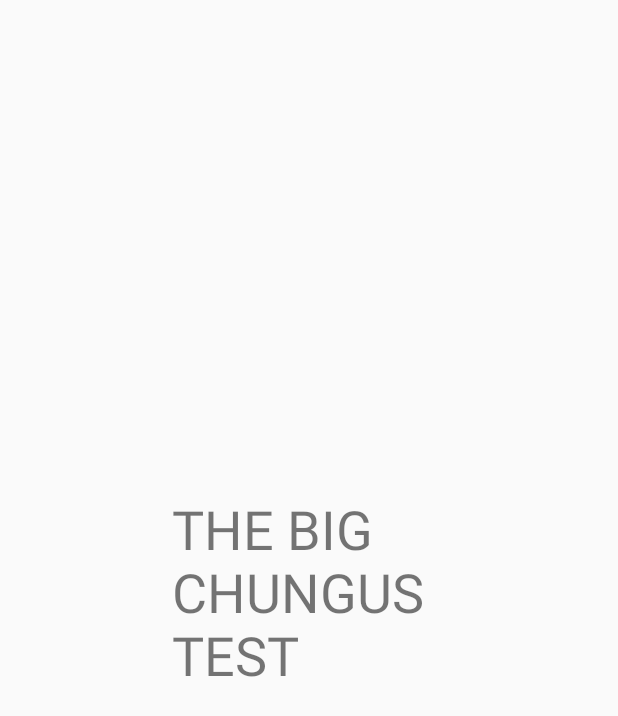
After one commit to jonahtomrobinson/ClimbLog, an Android app: the fragment BlankFragment shown on its own in the app's theme, on a phone screen of 412 x 824 dp. The commit adds this screen. Shown: the top 716 px of the screen. Run offline under Robolectric (Android 15) with nearby library versions, the phone set to English and light mode, and no system bars.

Commit message:
Testing out fragments

```diff
--- a/app/build.gradle
+++ b/app/build.gradle
@@ -13,6 +13,7 @@
         versionCode 1
         versionName "1.0"
         testInstrumentationRunner "android.support.test.runner.AndroidJUnitRunner"
+        vectorDrawables.useSupportLibrary = true
     }
     buildTypes {
         release {
@@ -30,6 +31,8 @@
     implementation 'com.google.firebase:firebase-auth:16.0.3'
     implementation 'com.google.android.gms:play-services-vision:17.0.2'
     implementation 'com.android.support:design:28.0.0'
+    implementation 'com.android.support:support-vector-drawable:28.0.0'
+    implementation 'com.android.support:support-v4:28.0.0'
     testImplementation 'junit:junit:4.12'
     androidTestImplementation 'com.android.support.test:runner:1.0.2'
     androidTestImplementation 'com.android.support.test.espresso:espresso-core:3.0.2'
--- a/app/src/main/AndroidManifest.xml
+++ b/app/src/main/AndroidManifest.xml
@@ -9,6 +9,10 @@
         android:roundIcon="@mipmap/ic_launcher_round"
         android:supportsRtl="true"
         android:theme="@style/Theme.AppCompat.Light.NoActionBar">
+        <activity
+            android:name=".TestActivity"
+            android:label="@string/title_activity_test">
+        </activity>
         <activity android:name=".SuccessActivity">
         </activity>
         <activity
--- /dev/null
+++ b/app/src/main/java/com/example/climblog/BlankFragment.kt
@@ -0,0 +1,22 @@
+package com.example.climblog
+
+
+import android.os.Bundle
+import android.support.v4.app.Fragment
+import android.view.LayoutInflater
+import android.view.View
+import android.view.ViewGroup
+
+class BlankFragment : Fragment() {
+
+    companion object {
+
+        fun newInstance(): BlankFragment {
+            return BlankFragment()
+        }
+    }
+
+    override fun onCreateView(inflater: LayoutInflater, container: ViewGroup?, savedInstanceState: Bundle?): View? {
+        return inflater.inflate(R.layout.fragment_blank, container, false)
+    }
+}
--- /dev/null
+++ b/app/src/main/res/layout/fragment_blank.xml
@@ -0,0 +1,17 @@
+<?xml version="1.0" encoding="utf-8"?>
+<android.support.constraint.ConstraintLayout xmlns:android="http://schemas.android.com/apk/res/android"
+                                             xmlns:app="http://schemas.android.com/apk/res-auto"
+                                             xmlns:tools="http://schemas.android.com/tools"
+                                             android:layout_width="match_parent"
+                                             android:layout_height="match_parent"
+                                             tools:context=".BlankFragment">
+
+
+    <TextView
+            android:text="THE BIG CHUNGUS TEST"
+            android:layout_width="183dp"
+            android:layout_height="168dp" android:id="@+id/textView"
+            android:textSize="36sp" app:layout_constraintTop_toTopOf="parent"
+            app:layout_constraintStart_toStartOf="parent" app:layout_constraintBottom_toBottomOf="parent"
+            app:layout_constraintEnd_toEndOf="parent"/>
+</android.support.constraint.ConstraintLayout>
--- a/app/src/main/res/values/dimens.xml
+++ b/app/src/main/res/values/dimens.xml
@@ -1,3 +1,6 @@
 <resources>
     <dimen name="fab_margin">16dp</dimen>
+    <!-- Default screen margins, per the Android Design guidelines. -->
+    <dimen name="activity_horizontal_margin">16dp</dimen>
+    <dimen name="activity_vertical_margin">16dp</dimen>
 </resources>
```
Also changed, not shown: app/src/main/java/com/example/climblog/MainActivity.kt (+6 -2 lines), app/src/main/java/com/example/climblog/PageAdapter.kt (added, +20 -0 lines), app/src/main/java/com/example/climblog/SuccessActivity.kt (deleted, +0 -12 lines), app/src/main/java/com/example/climblog/TestActivity.kt (added, +39 -0 lines), app/src/main/res/drawable/ic_dashboard_black_24dp.xml (added, +9 -0 lines), app/src/main/res/drawable/ic_home_black_24dp.xml (added, +9 -0 lines), app/src/main/res/drawable/ic_notifications_black_24dp.xml (added, +9 -0 lines), app/src/main/res/layout/activity_success.xml (deleted, +0 -15 lines), app/src/main/res/layout/activity_test.xml (added, +41 -0 lines), app/src/main/res/menu/navigation.xml (added, +19 -0 lines), app/src/main/res/values/strings.xml (+7 -0 lines).
